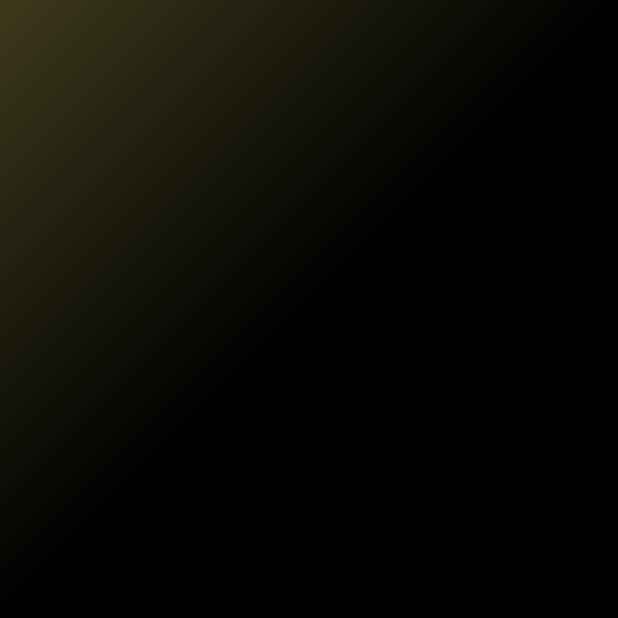
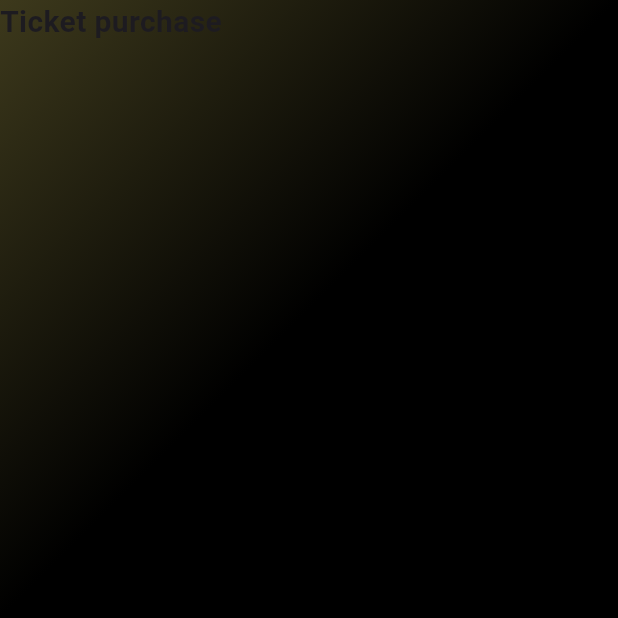
Before and after one commit to JAICHANGPARK/flutter_notebook_chapter_43, a Flutter app: the EventPurchasePage screen opened directly, on a phone screen of 412 x 824 dp, the top half of it. Run offline on Flutter 3.47's test engine with Material 3 defaults, Android fonts, the phone set to English and light mode, and no system bars; our stand-ins replace gap, hugeicons, percent_indicator.

Commit message:
Update event_purchase_page.dart

```diff
--- a/lib/ep2186_event_app/ui/event_purchase_page.dart
+++ b/lib/ep2186_event_app/ui/event_purchase_page.dart
@@ -31,7 +31,15 @@ class _EventPurchasePageState extends State<EventPurchasePage> {
           Positioned.fill(
             child: Column(
               crossAxisAlignment: CrossAxisAlignment.start,
-              children: [],
+              children: [
+                Text(
+                  "Ticket purchase",
+                  style: TextStyle(
+                    fontSize: 20,
+                    fontWeight: FontWeight.bold,
+                  ),
+                )
+              ],
             ),
           )
         ],
```
